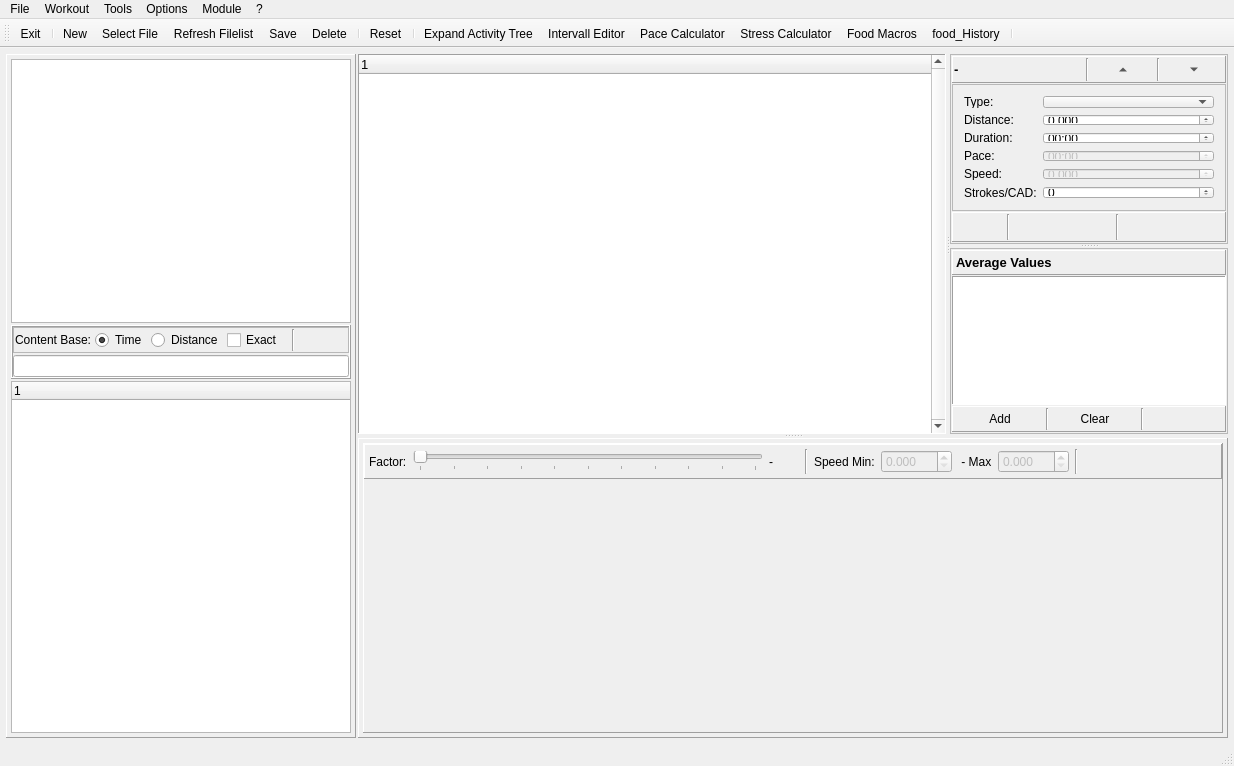
This is mainwindow.ui in Tria-Andy/WorkoutEditor as Qt 5 draws it before an edit. The edited form follows.
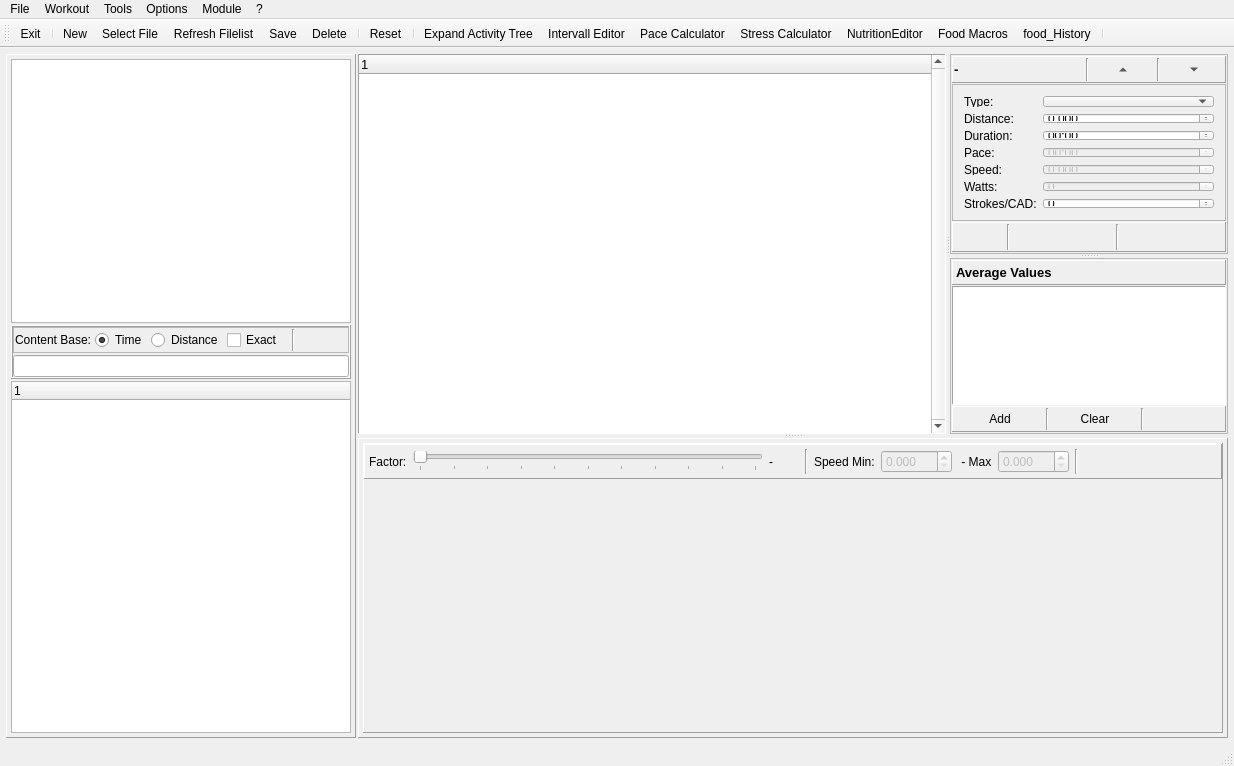
This is the edited form. The open tabs and pages were chosen to show the change. Icons and pictures are not drawn. Custom widgets are drawn as their Qt base class.

The edit to the form file:
```diff
--- a/mainwindow.ui
+++ b/mainwindow.ui
@@ -1621,10 +1621,10 @@
                    </property>
                   </widget>
                  </item>
-                 <item row="5" column="1">
+                 <item row="6" column="1">
                   <widget class="QSpinBox" name="spinBox_intCAD"/>
                  </item>
-                 <item row="5" column="0">
+                 <item row="6" column="0">
                   <widget class="QLabel" name="label_cad">
                    <property name="text">
                     <string>Strokes/CAD:</string>
@@ -1651,6 +1651,23 @@
                    </property>
                   </widget>
                  </item>
+                 <item row="5" column="0">
+                  <widget class="QLabel" name="label_13">
+                   <property name="text">
+                    <string>Watts:</string>
+                   </property>
+                  </widget>
+                 </item>
+                 <item row="5" column="1">
+                  <widget class="QSpinBox" name="spinBox_intWatts">
+                   <property name="enabled">
+                    <bool>false</bool>
+                   </property>
+                   <property name="maximum">
+                    <number>999</number>
+                   </property>
+                  </widget>
+                 </item>
                 </layout>
                </widget>
               </item>
@@ -1953,6 +1970,7 @@
                 </property>
                 <property name="font">
                  <font>
+                  <family>Segoe UI</family>
                   <pointsize>10</pointsize>
                   <weight>75</weight>
                   <bold>true</bold>
@@ -3806,6 +3824,7 @@
    <addaction name="actionIntervall_Editor"/>
    <addaction name="actionPace_Calculator"/>
    <addaction name="actionStress_Calculator"/>
+   <addaction name="actionNutritionEditor"/>
    <addaction name="actionFood_Macros"/>
    <addaction name="actionfood_History"/>
    <addaction name="separator"/>
@@ -4024,6 +4043,15 @@
     <string>Expand</string>
    </property>
   </action>
+  <action name="actionNutritionEditor">
+   <property name="icon">
+    <iconset resource="resources.qrc">
+     <normaloff>:/images/icons/Editor.png</normaloff>:/images/icons/Editor.png</iconset>
+   </property>
+   <property name="text">
+    <string>NutritionEditor</string>
+   </property>
+  </action>
  </widget>
  <layoutdefault spacing="6" margin="11"/>
  <customwidgets>
```
Left out of the diff: 15 changed lines with no effect on the pictures.
